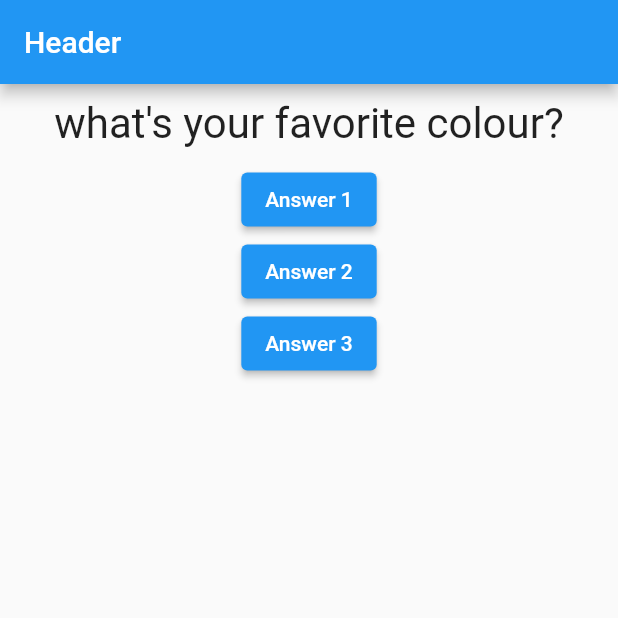
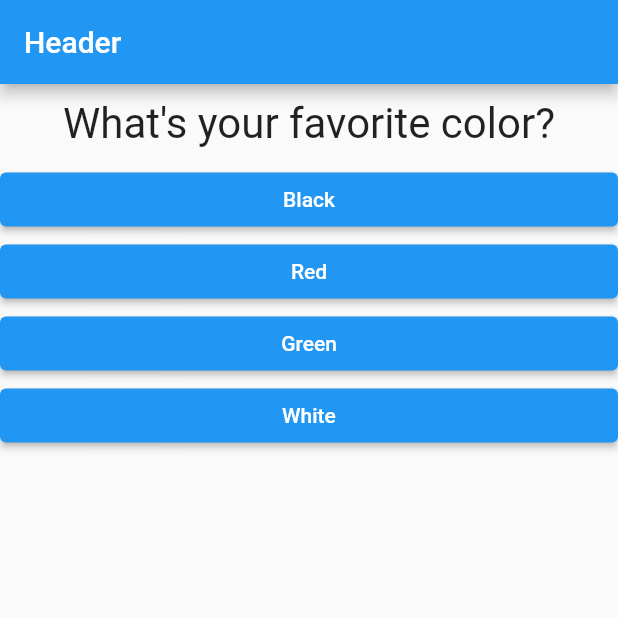
Before and after one commit to impruthvi/quiz_app, a Flutter app: the screen it shows after launch, on a phone screen of 412 x 824 dp, the top half of it. Run offline on Flutter 3.47's test engine with Material 2 defaults, Android fonts, the phone set to English and light mode, and no system bars.

Commit message:
display the answer and questions dynamically

```diff
--- /dev/null
+++ b/lib/answer.dart
@@ -0,0 +1,23 @@
+import 'package:flutter/material.dart';
+
+class Answer extends StatelessWidget {
+  final VoidCallback selectHandler;
+  final String answerText;
+
+  Answer(this.selectHandler, this.answerText);
+
+  @override
+  Widget build(BuildContext context) {
+    return SizedBox(
+      width: double.infinity,
+      child: ElevatedButton(
+        onPressed: selectHandler,
+        style: ElevatedButton.styleFrom(
+          backgroundColor: Colors.blue,
+          foregroundColor: Colors.white,
+        ),
+        child: Text(answerText),
+      ),
+    );
+  }
+}
--- a/lib/main.dart
+++ b/lib/main.dart
@@ -1,4 +1,5 @@
 import 'package:flutter/material.dart';
+import './answer.dart';
 import './question.dart';
 
 void main() => runApp(MyApp());
@@ -20,9 +21,19 @@ class _MyAppState extends State<MyApp> {
 
   @override
   Widget build(BuildContext context) {
-    const quistions = [
-      'what\'s your favorite colour?',
-      'what\'s your favorite animal?'
+    var questions = [
+      {
+        'questionText': 'What\'s your favorite color?',
+        'answers': ['Black', 'Red', 'Green', 'White'],
+      },
+      {
+        'questionText': 'What\'s your favorite animal?',
+        'answers': ['Rabbit', 'Snake', 'Elephant', 'Lion'],
+      },
+      {
+        'questionText': 'Who\'s your favorite instructor?',
+        'answers': ['Max', 'Max', 'Max', 'Max'],
+      },
     ];
 
     return MaterialApp(
@@ -32,19 +43,11 @@ class _MyAppState extends State<MyApp> {
         ),
         body: Column(
           children: [
-            Question(quistions[_questionIndex]),
-            ElevatedButton(
-              onPressed: answerQuestion,
-              child: const Text('Answer 1'),
-            ),
-            ElevatedButton(
-              onPressed: answerQuestion,
-              child: const Text('Answer 2'),
-            ),
-            ElevatedButton(
-              onPressed: answerQuestion,
-              child: const Text('Answer 3'),
-            ),
+            Question(questions[_questionIndex]['questionText'] as String),
+            ...(questions[_questionIndex]['answers'] as List<String>)
+                .map((answer) {
+              return Answer(answerQuestion, answer);
+            }).toList()
           ],
         ),
       ),
```
